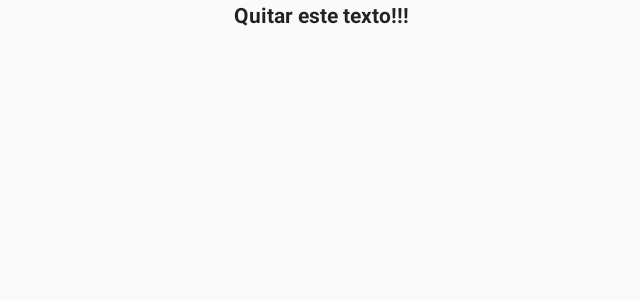
After one commit to w0xt3r/ArcadeGames, an Android app: the SpaceInvadersActivity screen opened directly, with no data from a screen before it, on a phone screen of 824 x 412 dp (held sideways). The commit adds this screen. Shown: the top 300 px of the screen, without its empty margins (292-932 px from the left). Run offline under Robolectric (Android 15) with nearby library versions, the phone set to English and light mode, and no system bars; our stand-ins replace ButterKnife.

Commit message:
cleaning useless files

```diff
--- /dev/null
+++ b/app/src/main/java/com/agames/arcadegames/ui/SpaceInvadersActivity.java
@@ -0,0 +1,19 @@
+package com.agames.arcadegames.ui;
+
+import android.support.v7.app.AppCompatActivity;
+import android.os.Bundle;
+
+import com.agames.arcadegames.R;
+
+import butterknife.ButterKnife;
+
+public class SpaceInvadersActivity extends AppCompatActivity {
+
+    @Override
+    protected void onCreate(Bundle savedInstanceState) {
+        super.onCreate(savedInstanceState);
+        setContentView(R.layout.activity_space_invaders);
+        ButterKnife.bind(this);
+    }
+
+}
--- /dev/null
+++ b/app/src/main/res/layout/activity_space_invaders.xml
@@ -0,0 +1,23 @@
+<?xml version="1.0" encoding="utf-8"?>
+<android.support.constraint.ConstraintLayout xmlns:android="http://schemas.android.com/apk/res/android"
+    xmlns:app="http://schemas.android.com/apk/res-auto"
+    xmlns:tools="http://schemas.android.com/tools"
+    android:layout_width="match_parent"
+    android:layout_height="match_parent"
+    android:background="@color/colorWhite"
+    tools:context="com.agames.arcadegames.ui.SpaceInvadersActivity">
+
+    <TextView
+        android:id="@+id/textView2"
+        android:layout_width="wrap_content"
+        android:layout_height="wrap_content"
+        android:lineSpacingExtra="24sp"
+        android:text="Quitar este texto!!!"
+        android:textAlignment="center"
+        android:textColor="@color/colorBlack"
+        android:textStyle="bold"
+        app:layout_constraintHorizontal_bias="0.496"
+        app:layout_constraintLeft_toLeftOf="parent"
+        app:layout_constraintRight_toRightOf="parent"
+        tools:layout_editor_absoluteY="2dp" />
+</android.support.constraint.ConstraintLayout>
--- a/app/src/main/res/values/colors.xml
+++ b/app/src/main/res/values/colors.xml
@@ -2,5 +2,8 @@
 <resources>
     <color name="colorPrimary">#3F51B5</color>
     <color name="colorPrimaryDark">#303F9F</color>
-    <color name="colorAccent">#ff4081</color>
+    <color name="colorAccent">#FF4081</color>
+
+    <color name="colorWhite">#fafafa</color>
+    <color name="colorBlack">#222</color>
 </resources>
--- a/app/src/main/res/values/strings.xml
+++ b/app/src/main/res/values/strings.xml
@@ -1,3 +1,5 @@
 <resources>
     <string name="app_name">Arcade Games</string>
+    <string name="space_invaders">Space Invader</string>
+    <string name="arkanoid">Arkanoid</string>
 </resources>
```
Also changed, not shown: app/src/main/AndroidManifest.xml (+7 -4 lines), app/src/main/java/com/agames/arcadegames/adapters/GamesList.java (deleted, +0 -104 lines), app/src/main/java/com/agames/arcadegames/ui/MainActivity.java (+14 -8 lines), app/src/main/java/com/agames/arcadegames/utils/GameInfo.java (deleted, +0 -23 lines), app/src/main/res/layout/activity_main.xml (+47 -9 lines), app/src/main/res/layout/gamelist_adapter.xml (deleted, +0 -19 lines), app/src/main/ic_launcher-web.png, app/src/main/res/drawable/main.png (added), app/src/main/res/mipmap-hdpi/ic_launcher.png, app/src/main/res/mipmap-mdpi/ic_launcher.png, app/src/main/res/mipmap-xhdpi/ic_launcher.png, app/src/main/res/mipmap-xxhdpi/ic_launcher.png, app/src/main/res/mipmap-xxxhdpi/ic_launcher.png.
